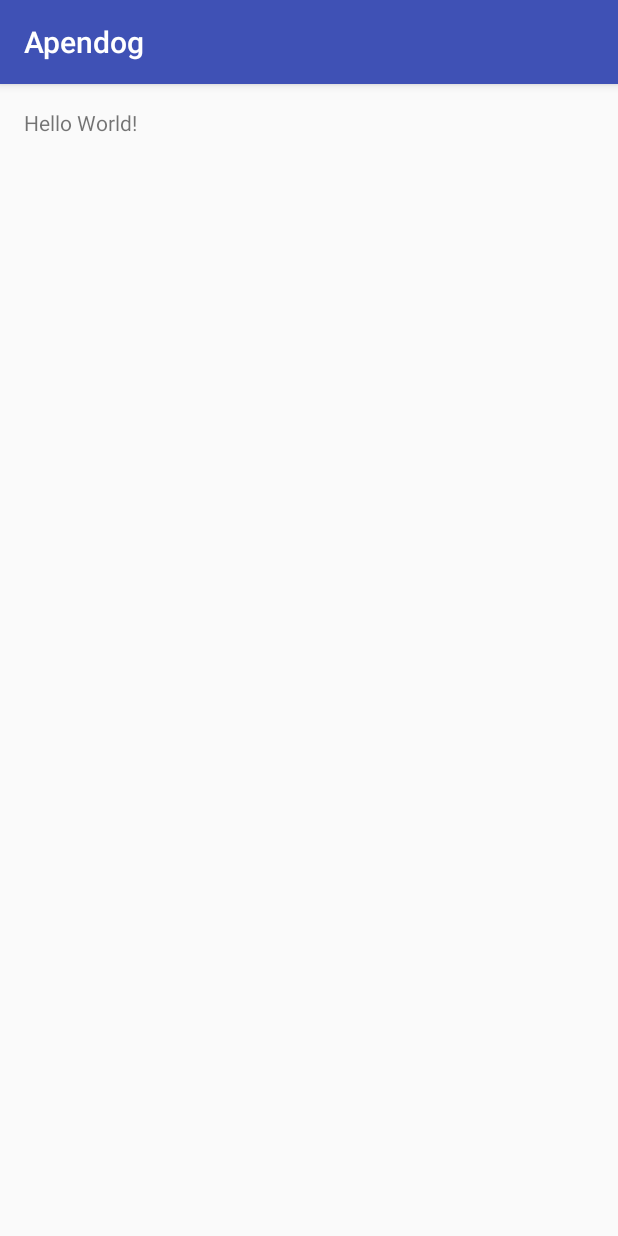
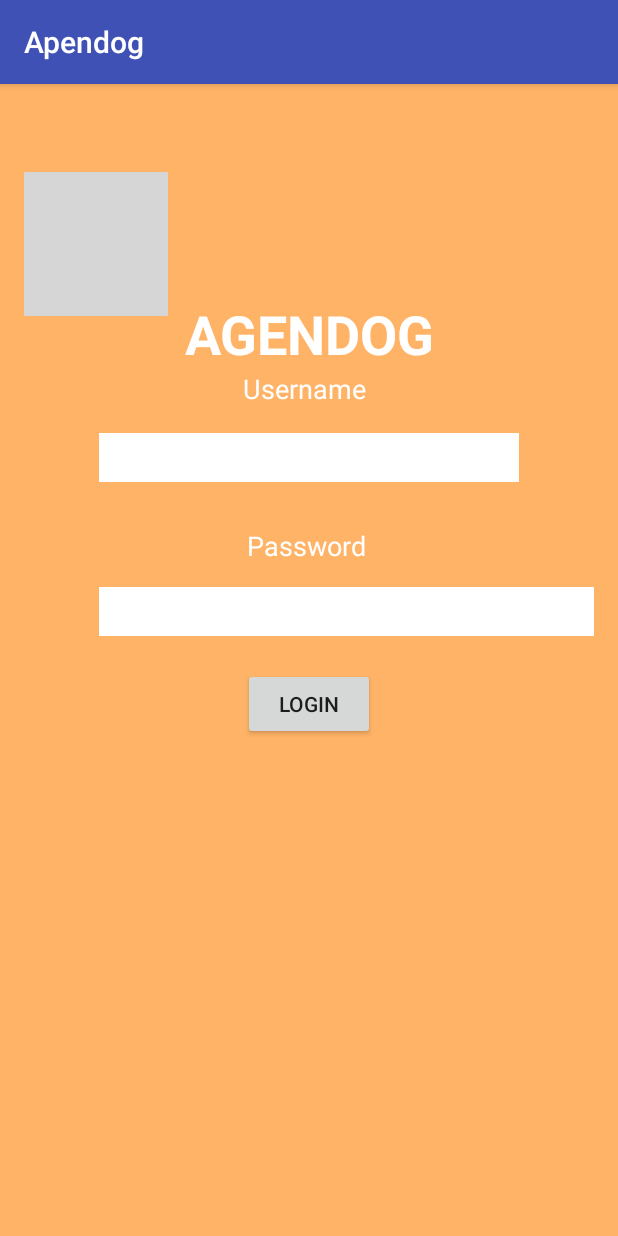
Before and after one commit to Apendog/Apendog, an Android app: the screen it shows after launch (MainActivity), on a phone screen of 412 x 824 dp. Run offline under Robolectric (Android 15) with nearby library versions, the phone set to English and light mode, and no system bars; grey boxes are pictures that could not be loaded.

Commit message:
Log in screen and part of dog profile creation. some responsive problems

```diff
--- a/app/src/main/AndroidManifest.xml
+++ b/app/src/main/AndroidManifest.xml
@@ -15,6 +15,7 @@
                 <category android:name="android.intent.category.LAUNCHER" />
             </intent-filter>
         </activity>
+        <activity android:name=".loginActivity"></activity>
     </application>
 
 </manifest>
--- a/app/src/main/res/layout/activity_main.xml
+++ b/app/src/main/res/layout/activity_main.xml
@@ -1,5 +1,6 @@
 <?xml version="1.0" encoding="utf-8"?>
 <RelativeLayout xmlns:android="http://schemas.android.com/apk/res/android"
+    xmlns:app="http://schemas.android.com/apk/res-auto"
     xmlns:tools="http://schemas.android.com/tools"
     android:id="@+id/activity_main"
     android:layout_width="match_parent"
@@ -8,10 +9,97 @@
     android:paddingLeft="@dimen/activity_horizontal_margin"
     android:paddingRight="@dimen/activity_horizontal_margin"
     android:paddingTop="@dimen/activity_vertical_margin"
+    android:background="#ffb366"
+    android:overScrollMode="ifContentScrolls"
+    android:scrollbarStyle="insideOverlay"
+    android:scrollbars="vertical"
     tools:context="alpha.com.apendog.MainActivity">
 
-    <TextView
+
+    <EditText
+        android:layout_width="match_parent"
+        android:layout_height="wrap_content"
+        android:inputType="textPassword"
+        android:ems="10"
+        android:id="@+id/editText6"
+        android:background="@android:color/white"
+        android:layout_below="@+id/textView6"
+        android:layout_alignStart="@+id/editText3"
+        android:layout_marginTop="15dp"
+        android:textSize="24sp" />
+
+    <EditText
         android:layout_width="wrap_content"
         android:layout_height="wrap_content"
-        android:text="Hello World!" />
+        android:inputType="textEmailAddress"
+        android:ems="10"
+        android:layout_marginTop="17dp"
+        android:id="@+id/editText3"
+        android:background="@android:color/white"
+        android:selectAllOnFocus="false"
+        android:singleLine="true"
+        android:textSize="24sp"
+        android:layout_below="@+id/textView5"
+        android:layout_centerHorizontal="true" />
+
+    <Button
+        android:text="Login"
+        android:layout_width="wrap_content"
+        android:layout_height="wrap_content"
+        android:id="@+id/button"
+        android:textSize="14sp"
+        android:onClick="gotoLogin"
+        android:layout_marginTop="21dp"
+        android:layout_below="@+id/editText6"
+        android:layout_centerHorizontal="true" />
+
+    <ImageView
+        android:layout_width="wrap_content"
+        android:layout_height="wrap_content"
+        app:srcCompat="@mipmap/agendoglogo"
+        android:id="@+id/imageView3"
+        android:layout_alignParentStart="true"
+        android:layout_marginBottom="36dp"
+        android:layout_above="@+id/textView5" />
+
+    <TextView
+        android:text="AGENDOG"
+        android:layout_width="wrap_content"
+        android:layout_height="wrap_content"
+        android:id="@+id/textView2"
+        tools:text="AGENDOG"
+        android:textAppearance="@style/TextAppearance.AppCompat.Display1"
+        android:textColor="@android:color/white"
+        android:textStyle="normal|bold"
+        android:textSize="36sp"
+        android:textAlignment="center"
+        android:fontFamily="sans-serif"
+        android:layout_marginTop="126dp"
+        android:layout_alignParentTop="true"
+        android:layout_centerHorizontal="true" />
+
+    <TextView
+        android:text="Username"
+        android:layout_width="wrap_content"
+        android:layout_height="wrap_content"
+        android:id="@+id/textView5"
+        tools:text="Username"
+        android:textColor="@android:color/white"
+        android:textSize="18sp"
+        android:layout_below="@+id/textView2"
+        android:layout_alignStart="@+id/button" />
+
+    <TextView
+        android:text="Password"
+        android:layout_width="wrap_content"
+        android:layout_height="wrap_content"
+        android:layout_marginTop="30dp"
+        android:id="@+id/textView6"
+
+        tools:text="Password"
+        android:textColor="@android:color/white"
+        android:textSize="18sp"
+        android:layout_below="@+id/editText3"
+        android:layout_alignEnd="@+id/textView5" />
+
 </RelativeLayout>
```
Also changed, not shown: app/src/main/java/alpha/com/apendog/MainActivity.java (+8 -0 lines), app/src/main/java/alpha/com/apendog/loginActivity.java (added, +37 -0 lines), app/src/main/res/layout/activity_login.xml (added, +71 -0 lines), app/src/main/res/mipmap-hdpi/agendogLogo.png (added).
